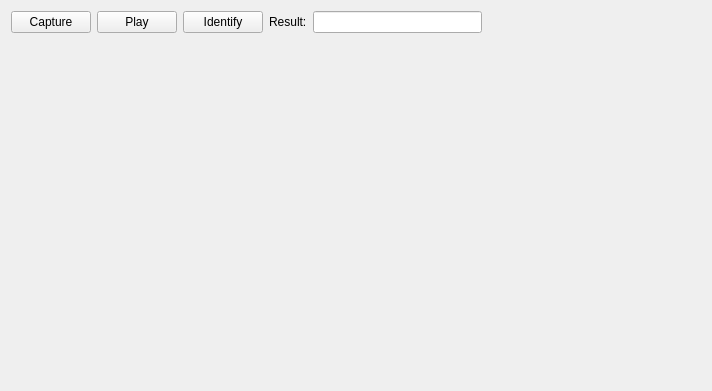
Before: the Qt Designer form Main/CameraTest/camera_test_form.ui in 519984307/Container_Multiple_Channels_20200522, drawn with Qt 5.
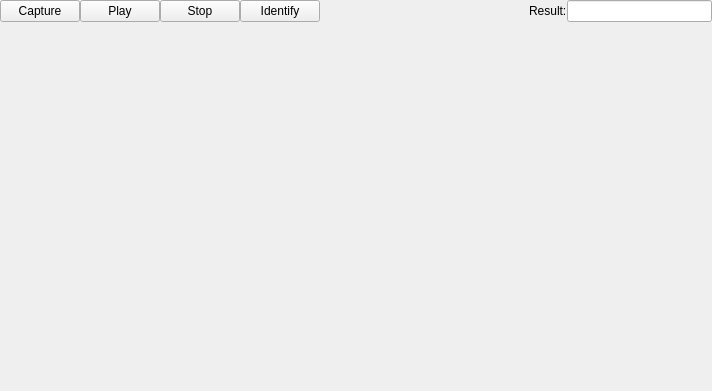
After: the same form once the commit is applied.

Diff of the .ui file:
```diff
--- a/Main/CameraTest/camera_test_form.ui
+++ b/Main/CameraTest/camera_test_form.ui
@@ -14,6 +14,49 @@
    <string>Form</string>
   </property>
   <layout class="QGridLayout" name="gridLayout_2">
+   <property name="leftMargin">
+    <number>0</number>
+   </property>
+   <property name="topMargin">
+    <number>0</number>
+   </property>
+   <property name="rightMargin">
+    <number>0</number>
+   </property>
+   <property name="bottomMargin">
+    <number>0</number>
+   </property>
+   <property name="spacing">
+    <number>0</number>
+   </property>
+   <item row="0" column="5">
+    <layout class="QHBoxLayout" name="horizontalLayout">
+     <item>
+      <widget class="QLabel" name="label_2">
+       <property name="text">
+        <string>Result:</string>
+       </property>
+      </widget>
+     </item>
+     <item>
+      <widget class="QLineEdit" name="lineEdit"/>
+     </item>
+    </layout>
+   </item>
+   <item row="1" column="0" colspan="8">
+    <layout class="QGridLayout" name="gridLayout">
+     <item row="0" column="0">
+      <widget class="QLabel" name="label">
+       <property name="text">
+        <string/>
+       </property>
+       <property name="scaledContents">
+        <bool>true</bool>
+       </property>
+      </widget>
+     </item>
+    </layout>
+   </item>
    <item row="0" column="0">
     <widget class="QPushButton" name="pushButton">
      <property name="text">
@@ -28,26 +71,19 @@
      </property>
     </widget>
    </item>
-   <item row="0" column="2">
+   <item row="0" column="3">
     <widget class="QPushButton" name="pushButton_3">
      <property name="text">
       <string>Identify</string>
      </property>
     </widget>
    </item>
-   <item row="0" column="3">
-    <layout class="QHBoxLayout" name="horizontalLayout">
-     <item>
-      <widget class="QLabel" name="label_2">
-       <property name="text">
-        <string>Result:</string>
-       </property>
-      </widget>
-     </item>
-     <item>
-      <widget class="QLineEdit" name="lineEdit"/>
-     </item>
-    </layout>
+   <item row="0" column="2">
+    <widget class="QPushButton" name="pushButton_4">
+     <property name="text">
+      <string>Stop</string>
+     </property>
+    </widget>
    </item>
    <item row="0" column="4">
     <spacer name="horizontalSpacer">
@@ -62,20 +98,6 @@
      </property>
     </spacer>
    </item>
-   <item row="1" column="0" colspan="5">
-    <layout class="QGridLayout" name="gridLayout">
-     <item row="0" column="0">
-      <widget class="QLabel" name="label">
-       <property name="text">
-        <string/>
-       </property>
-       <property name="scaledContents">
-        <bool>true</bool>
-       </property>
-      </widget>
-     </item>
-    </layout>
-   </item>
   </layout>
  </widget>
  <resources/>
```
